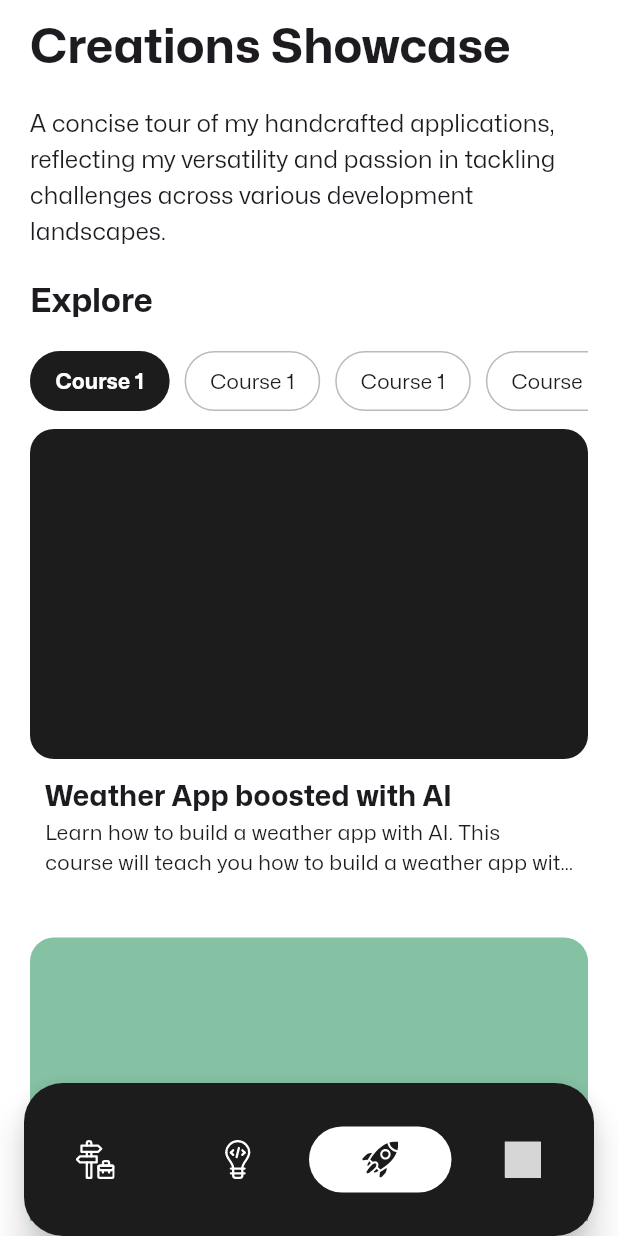
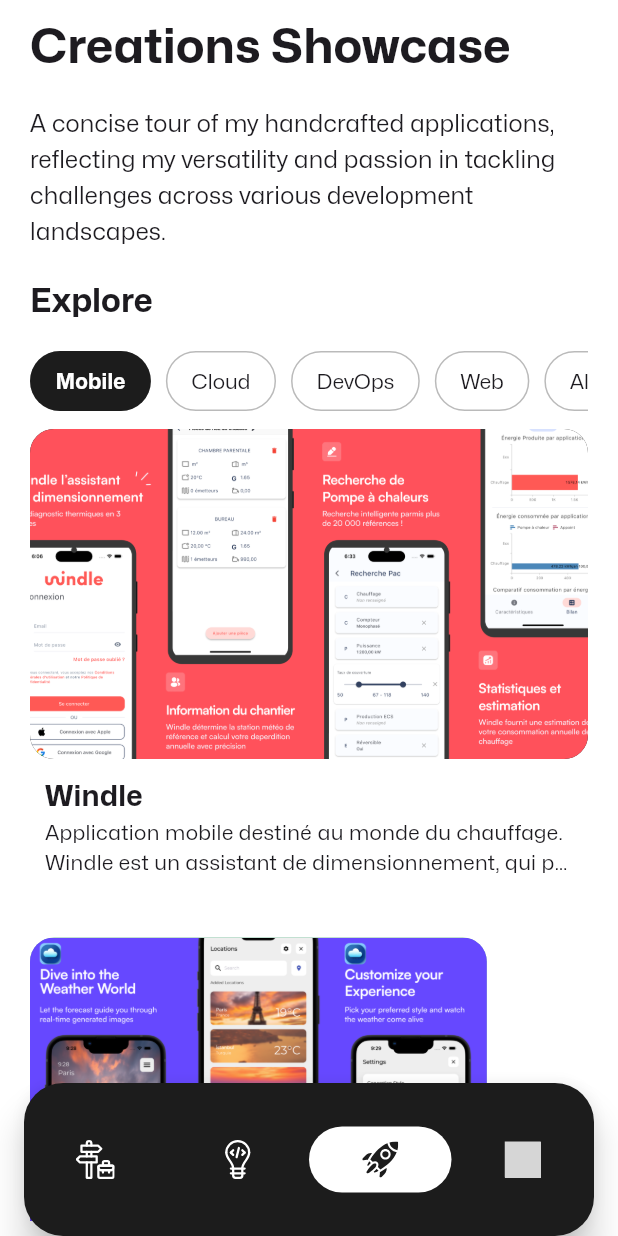
Before and after one commit to BaptisteLecat/portfolio_app, a Flutter app: the screen it shows after launch, item 3 of the bottom bar chosen, on a phone screen of 412 x 824 dp. Run offline on Flutter 3.47's test engine with Material 3 defaults, Android fonts, the phone set to English and light mode, and no system bars; drawn by our look-alikes of custom_navigation_bar; our stand-ins replace carousel_slider, firebase_analytics, firebase_core, firebase_crashlytics, flutter_riverpod, flutter_svg and 5 more; accounts and stored records are empty; project files that could hold a hidden picture were left out; grey boxes are pictures that could not be loaded.

Commit message:
Project Mocked data
Add property for images of a project
Add color for background of project
Add all the assets for the different projects

```diff
--- a/lib/src/features/projects/presentation/projects_screen.dart
+++ b/lib/src/features/projects/presentation/projects_screen.dart
@@ -3,6 +3,7 @@ import 'package:flutter/material.dart';
 import 'package:flutter/rendering.dart';
 import 'package:flutter/widgets.dart';
 import 'package:go_router/go_router.dart';
+import 'package:portfolio_app/src/mock/project_mock.dart';
 import 'package:portfolio_app/src/routing/app_router.dart';
 
 class ProjectsScreen extends StatelessWidget {
@@ -61,6 +62,7 @@ class ProjectsScreen extends StatelessWidget {
                     SizedBox(
                       height: 40,
                       child: ListView.builder(
+                          itemCount: mockedProjectCategories.length,
                           scrollDirection: Axis.horizontal,
                           itemBuilder: (context, index) {
                             return Container(
@@ -80,7 +82,7 @@ class ProjectsScreen extends StatelessWidget {
                                     horizontal: 16, vertical: 4),
                                 child: Center(
                                   child: Text(
-                                    "Course 1",
+                                    mockedProjectCategories[index].name,
                                     style: Theme.of(context)
                                         .textTheme
                                         .titleSmall!
@@ -104,11 +106,12 @@ class ProjectsScreen extends StatelessWidget {
               ),
             ),
             SliverList.builder(
-                itemCount: items.length,
+                itemCount: mockedProjects.length,
                 itemBuilder: (context, index) {
                   return GestureDetector(
                     onTap: () {
-                      context.push("${AppRoute.projects.route}/$index");
+                      context.push(
+                          "${AppRoute.projects.route}/${mockedProjects[index].id}");
                     },
                     child: Container(
                       margin: (index == items.length - 1)
@@ -124,7 +127,15 @@ class ProjectsScreen extends StatelessWidget {
                                   ? Theme.of(context).dividerColor
                                   : Theme.of(context).primaryColor,
                               borderRadius: BorderRadius.circular(16),
-                              )),
+                            ),
+                            child: ClipRRect(
+                              borderRadius: BorderRadius.circular(16),
+                              child: Image.asset(
+                                mockedProjects[index].assetImages.first,
+                                fit: BoxFit.cover,
+                              ),
+                            ),
+                          ),
                           const SizedBox(height: 10),
                           Padding(
                             padding: const EdgeInsets.symmetric(horizontal: 10),
@@ -132,7 +143,7 @@ class ProjectsScreen extends StatelessWidget {
                               crossAxisAlignment: CrossAxisAlignment.start,
                               children: [
                                 Text(
-                                  "Weather App boosted with AI",
+                                  mockedProjects[index].name,
                                   style: Theme.of(context)
                                       .textTheme
                                       .titleMedium!
@@ -142,7 +153,7 @@ class ProjectsScreen extends StatelessWidget {
                                       ),
                                 ),
                                 Text(
-                                  "Learn how to build a weather app with AI. This course will teach you how to build a weather app with AI and Flutter.",
+                                  mockedProjects[index].description,
                                   maxLines: 2,
                                   overflow: TextOverflow.ellipsis,
                                   style: Theme.of(context)
--- /dev/null
+++ b/lib/src/mock/project_mock.dart
@@ -0,0 +1,112 @@
+import 'dart:ui';
+
+import 'package:portfolio_app/src/features/projects/domain/entities/project.dart';
+import 'package:portfolio_app/src/features/projects/domain/entities/project_category.dart';
+import 'package:portfolio_app/src/features/projects/domain/entities/project_feature.dart';
+
+final mockedProjectCategories = [
+  ProjectCategory(id: 1, name: "Mobile"),
+  ProjectCategory(id: 2, name: "Cloud"),
+  ProjectCategory(id: 3, name: "DevOps"),
+  ProjectCategory(id: 4, name: "Web"),
+  ProjectCategory(id: 5, name: "Algorithmic"),
+];
+
+final mockedProjects = [
+  Project(
+      id: 1,
+      name: "Windle",
+      description:
+          "Application mobile destiné au monde du chauffage. Windle est un assistant de dimensionnement, qui propose une interface simple et intuitive pour aider les professionnels du chauffage à choisir les pompes à chaleurs les plus adaptés aux besoins.",
+      workType: "Alternant",
+      color: Color(0xFFFF515B),
+      categories: [
+        mockedProjectCategories.firstWhere((element) => element.id == 1),
+      ],
+      features: [
+        ProjectFeature(
+            id: 1, name: "Authentification Google/Apple", icon: "flutter"),
+        ProjectFeature(
+            id: 2, name: "Calcul poussé et estimation de conso", icon: "dart"),
+        ProjectFeature(
+            id: 3,
+            name: "Recherche complexe parmis 200000 PAC",
+            icon: "firebase"),
+      ],
+      githubUrl: "https://test.com",
+      watchDemoUrl: "https://test.com",
+      assetImages: [
+        "assets/projects/images/windle_1.png",
+        "assets/projects/images/windle_2.png",
+        "assets/projects/images/windle_3.png",
+        "assets/projects/images/windle_4.png",
+        "assets/projects/images/windle_5.png",
+      ]),
+  Project(
+    id: 2,
+    name: "Weather Journey",
+    description:
+        "Application météo boostée à l'IA. Elle permet de consulter la météo grâce à de la génération d'image basé sur les données météorologiques du lieu défini. Vous pouvez ainsi voir le temps qu'il fait en un clin d'oeil.",
+    workType: "Personnel",
+    color: Color(0xFF6648FF),
+    categories: [
+      mockedProjectCategories.firstWhere((element) => element.id == 1),
+    ],
+    features: [
+      ProjectFeature(
+          id: 1, name: "Prompt Ingeneering (ChatGPT)", icon: "flutter"),
+      ProjectFeature(
+          id: 2, name: "Génération d'image (MidJourney)", icon: "dart"),
+      ProjectFeature(
+          id: 3, name: "Système temps réel (Queuing)", icon: "firebase"),
+    ],
+    githubUrl: "https://test.com",
+    watchDemoUrl: "https://test.com",
+    assetImages: [
+      "assets/projects/images/weather_journey_1.png",
+    ],
+  ),
+  Project(
+    id: 3,
+    name: "Vsion Habits Tracker",
+    description:
+        "Application mobile de suivi d'habitudes. Vsion est un tracker d'habitudes qui permet de suivre vos habitudes quotidiennes et de les visualiser pour vous aider à les maintenir.",
+    workType: "Personnel",
+    color: Color(0xFF6648FF),
+    categories: [
+      mockedProjectCategories.firstWhere((element) => element.id == 1),
+    ],
+    features: [
+      ProjectFeature(
+          id: 1, name: "Algorythme de recommandation", icon: "flutter"),
+      ProjectFeature(
+          id: 2, name: "Infrastructure totalement Serverless", icon: "dart"),
+    ],
+    githubUrl: "https://test.com",
+    watchDemoUrl: "https://test.com",
+    assetImages: [
+      "assets/projects/images/vsion_habit_1.png",
+    ],
+  ),
+  Project(
+    id: 4,
+    name: "ShopHouse",
+    description:
+        "Application mobile permettant de gérer sa liste de courses et de les partager avec ses proches. Chaque membre du foyer peut ajouter des produits à la liste de courses mais aussi voter pour les repas de la semaine.",
+    workType: "Personnel",
+    color: Color(0xFFFDAB53),
+    categories: [
+      mockedProjectCategories.firstWhere((element) => element.id == 1),
+    ],
+    features: [
+      ProjectFeature(id: 1, name: "Interface UI/UX", icon: "flutter"),
+      ProjectFeature(
+          id: 2, name: "Application mobile cross-platform", icon: "dart"),
+    ],
+    githubUrl: "https://test.com",
+    watchDemoUrl: "https://test.com",
+    assetImages: [
+      "assets/projects/images/shophouse_1.png",
+    ],
+  ),
+];
--- a/pubspec.yaml
+++ b/pubspec.yaml
@@ -111,7 +111,7 @@ flutter:
     - assets/icons/tech/
     - assets/icons/png/
     - assets/icons/profile/
-    - assets/images/projects/constellation/
+    - assets/projects/images/
   #   - images/a_dot_ham.jpeg
 
   # An image asset can refer to one or more resolution-specific "variants", see
```
Also changed, not shown: lib/src/features/projects/domain/entities/project.dart (added, +32 -0 lines), lib/src/features/projects/domain/entities/project_category.dart (added, +9 -0 lines), lib/src/features/projects/domain/entities/project_feature.dart (added, +11 -0 lines), lib/src/features/projects/presentation/project_screen.dart (+45 -19 lines), assets/projects/images/shophouse_1.png (added), assets/projects/images/vsion_habit_1.png (added), assets/projects/images/weather_journey_1.png (added), assets/projects/images/windle_1.png (added), assets/projects/images/windle_2.png (added), assets/projects/images/windle_3.png (added), assets/projects/images/windle_4.png (added), assets/projects/images/windle_5.png (added). Lines whose indentation alone changed are shown as unchanged.
